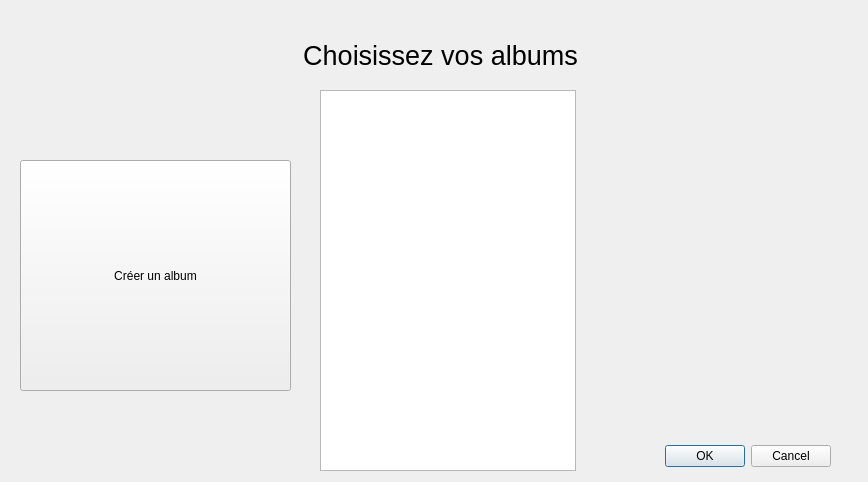
This is albumDialog.ui in SebGonzalez/BibliothequePhoto as Qt 5 draws it before an edit. The edited form follows.
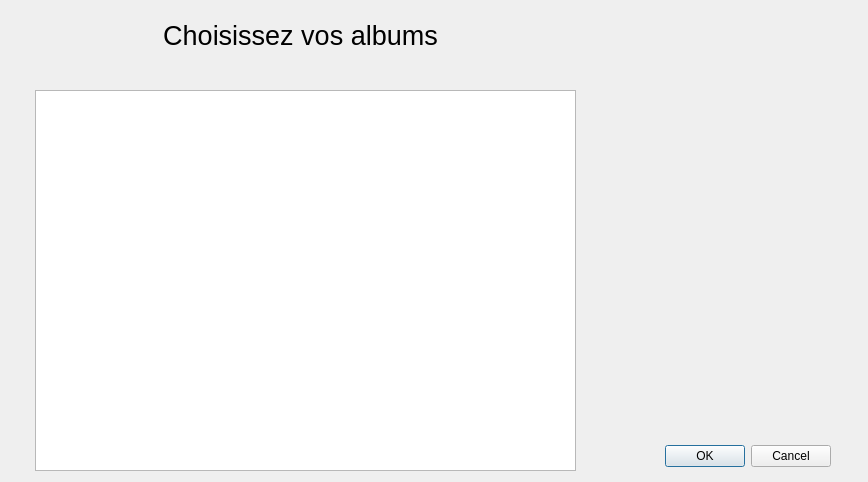
This is the edited form.

Commit message: tag ajout dialog correction + bouton creer album

Diff of the .ui file:
```diff
--- a/albumDialog.ui
+++ b/albumDialog.ui
@@ -32,9 +32,9 @@
   <widget class="QLabel" name="label">
    <property name="geometry">
     <rect>
-     <x>10</x>
-     <y>10</y>
-     <width>861</width>
+     <x>30</x>
+     <y>-10</y>
+     <width>541</width>
      <height>91</height>
     </rect>
    </property>
@@ -50,25 +50,12 @@
     <set>Qt::AlignCenter</set>
    </property>
   </widget>
-  <widget class="QPushButton" name="pushButton">
-   <property name="geometry">
-    <rect>
-     <x>20</x>
-     <y>160</y>
-     <width>271</width>
-     <height>231</height>
-    </rect>
-   </property>
-   <property name="text">
-    <string>Créer un album</string>
-   </property>
-  </widget>
   <widget class="QListWidget" name="listWidget">
    <property name="geometry">
     <rect>
-     <x>320</x>
+     <x>35</x>
      <y>90</y>
-     <width>256</width>
+     <width>541</width>
      <height>381</height>
     </rect>
    </property>
```
The commit also changes 3 other files.
